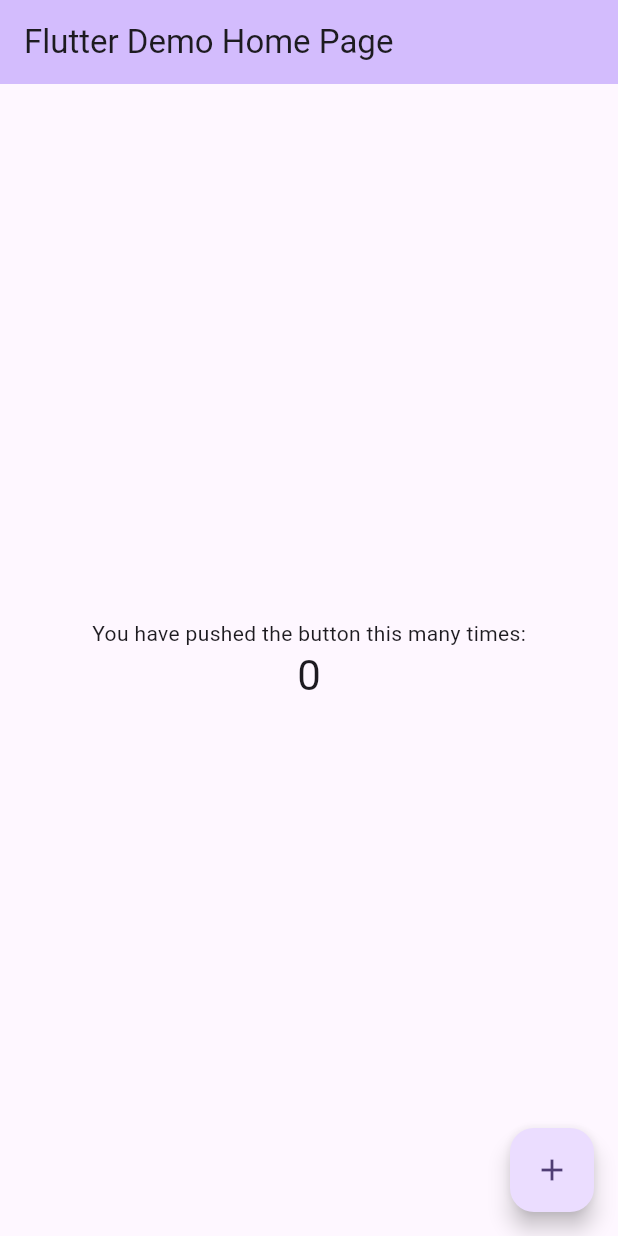
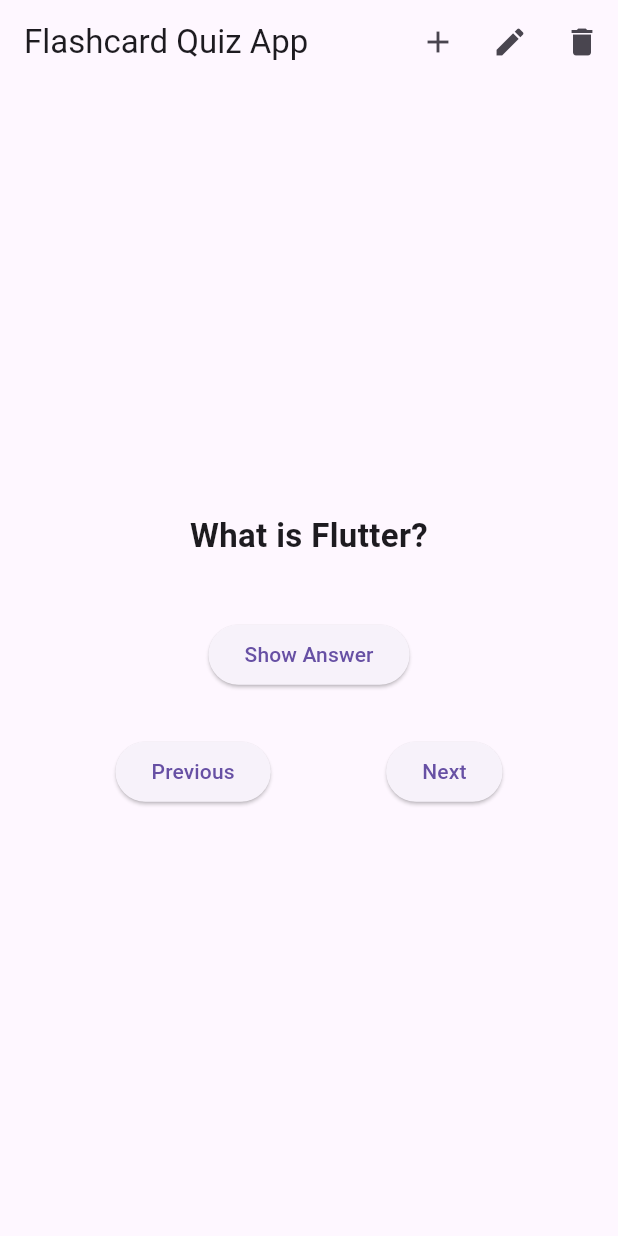
Before and after one commit to riduanShihab/CodeAlpha_FlashcardQuizApp-, a Flutter app: the screen it shows after launch, on a phone screen of 412 x 824 dp. Run offline on Flutter 3.47's test engine with Material 3 defaults, Android fonts, the phone set to English and light mode, and no system bars.

Commit message:
Add models and screens folders, refactor main.dart

```diff
--- a/lib/main.dart
+++ b/lib/main.dart
@@ -1,122 +1,13 @@
 import 'package:flutter/material.dart';
+import 'screens/home_screen.dart';
 
 void main() {
-  runApp(const MyApp());
+  runApp(FlashcardApp());
 }
 
-class MyApp extends StatelessWidget {
-  const MyApp({super.key});
-
-  // This widget is the root of your application.
+class FlashcardApp extends StatelessWidget {
   @override
   Widget build(BuildContext context) {
-    return MaterialApp(
-      title: 'Flutter Demo',
-      theme: ThemeData(
-        // This is the theme of your application.
-        //
-        // TRY THIS: Try running your application with "flutter run". You'll see
-        // the application has a purple toolbar. Then, without quitting the app,
-        // try changing the seedColor in the colorScheme below to Colors.green
-        // and then invoke "hot reload" (save your changes or press the "hot
-        // reload" button in a Flutter-supported IDE, or press "r" if you used
-        // the command line to start the app).
-        //
-        // Notice that the counter didn't reset back to zero; the application
-        // state is not lost during the reload. To reset the state, use hot
-        // restart instead.
-        //
-        // This works for code too, not just values: Most code changes can be
-        // tested with just a hot reload.
-        colorScheme: ColorScheme.fromSeed(seedColor: Colors.deepPurple),
-      ),
-      home: const MyHomePage(title: 'Flutter Demo Home Page'),
-    );
+    return MaterialApp(debugShowCheckedModeBanner: false, home: HomeScreen());
   }
 }
-
-class MyHomePage extends StatefulWidget {
-  const MyHomePage({super.key, required this.title});
-
-  // This widget is the home page of your application. It is stateful, meaning
-  // that it has a State object (defined below) that contains fields that affect
-  // how it looks.
-
-  // This class is the configuration for the state. It holds the values (in this
-  // case the title) provided by the parent (in this case the App widget) and
-  // used by the build method of the State. Fields in a Widget subclass are
-  // always marked "final".
-
-  final String title;
-
-  @override
-  State<MyHomePage> createState() => _MyHomePageState();
-}
-
-class _MyHomePageState extends State<MyHomePage> {
-  int _counter = 0;
-
-  void _incrementCounter() {
-    setState(() {
-      // This call to setState tells the Flutter framework that something has
-      // changed in this State, which causes it to rerun the build method below
-      // so that the display can reflect the updated values. If we changed
-      // _counter without calling setState(), then the build method would not be
-      // called again, and so nothing would appear to happen.
-      _counter++;
-    });
-  }
-
-  @override
-  Widget build(BuildContext context) {
-    // This method is rerun every time setState is called, for instance as done
-    // by the _incrementCounter method above.
-    //
-    // The Flutter framework has been optimized to make rerunning build methods
-    // fast, so that you can just rebuild anything that needs updating rather
-    // than having to individually change instances of widgets.
-    return Scaffold(
-      appBar: AppBar(
-        // TRY THIS: Try changing the color here to a specific color (to
-        // Colors.amber, perhaps?) and trigger a hot reload to see the AppBar
-        // change color while the other colors stay the same.
-        backgroundColor: Theme.of(context).colorScheme.inversePrimary,
-        // Here we take the value from the MyHomePage object that was created by
-        // the App.build method, and use it to set our appbar title.
-        title: Text(widget.title),
-      ),
-      body: Center(
-        // Center is a layout widget. It takes a single child and positions it
-        // in the middle of the parent.
-        child: Column(
-          // Column is also a layout widget. It takes a list of children and
-          // arranges them vertically. By default, it sizes itself to fit its
-          // children horizontally, and tries to be as tall as its parent.
-          //
-          // Column has various properties to control how it sizes itself and
-          // how it positions its children. Here we use mainAxisAlignment to
-          // center the children vertically; the main axis here is the vertical
-          // axis because Columns are vertical (the cross axis would be
-          // horizontal).
-          //
-          // TRY THIS: Invoke "debug painting" (choose the "Toggle Debug Paint"
-          // action in the IDE, or press "p" in the console), to see the
-          // wireframe for each widget.
-          mainAxisAlignment: MainAxisAlignment.center,
-          children: <Widget>[
-            const Text('You have pushed the button this many times:'),
-            Text(
-              '$_counter',
-              style: Theme.of(context).textTheme.headlineMedium,
-            ),
-          ],
-        ),
-      ),
-      floatingActionButton: FloatingActionButton(
-        onPressed: _incrementCounter,
-        tooltip: 'Increment',
-        child: const Icon(Icons.add),
-      ), // This trailing comma makes auto-formatting nicer for build methods.
-    );
-  }
-}
--- /dev/null
+++ b/lib/models/flashcard.dart
@@ -0,0 +1,6 @@
+class Flashcard {
+  String question;
+  String answer;
+
+  Flashcard({required this.question, required this.answer});
+}
--- /dev/null
+++ b/lib/screens/home_screen.dart
@@ -0,0 +1,192 @@
+import 'package:flutter/material.dart';
+
+// Local Flashcard model (moved inline to avoid an unused import warning)
+class Flashcard {
+  String question;
+  String answer;
+  Flashcard({required this.question, required this.answer});
+}
+
+class HomeScreen extends StatefulWidget {
+  const HomeScreen({super.key});
+
+  @override
+  // ignore: library_private_types_in_public_api
+  _HomeScreenState createState() => _HomeScreenState();
+}
+
+class _HomeScreenState extends State<HomeScreen> {
+  List<Flashcard> flashcards = [
+    Flashcard(question: "What is Flutter?", answer: "A UI toolkit by Google."),
+    Flashcard(question: "What language does Flutter use?", answer: "Dart."),
+  ];
+
+  int currentIndex = 0;
+  bool showAnswer = false;
+
+  final _questionController = TextEditingController();
+  final _answerController = TextEditingController();
+
+  void nextCard() {
+    setState(() {
+      if (currentIndex < flashcards.length - 1) {
+        currentIndex++;
+        showAnswer = false;
+      }
+    });
+  }
+
+  void prevCard() {
+    setState(() {
+      if (currentIndex > 0) {
+        currentIndex--;
+        showAnswer = false;
+      }
+    });
+  }
+
+  void addCard() {
+    _questionController.clear();
+    _answerController.clear();
+    showDialog(
+      context: context,
+      builder: (context) => AlertDialog(
+        title: Text("Add Flashcard"),
+        content: Column(
+          mainAxisSize: MainAxisSize.min,
+          children: [
+            TextField(
+              controller: _questionController,
+              decoration: InputDecoration(labelText: "Question"),
+            ),
+            TextField(
+              controller: _answerController,
+              decoration: InputDecoration(labelText: "Answer"),
+            ),
+          ],
+        ),
+        actions: [
+          TextButton(
+            onPressed: () => Navigator.pop(context),
+            child: Text("Cancel"),
+          ),
+          ElevatedButton(
+            onPressed: () {
+              setState(() {
+                flashcards.add(
+                  Flashcard(
+                    question: _questionController.text,
+                    answer: _answerController.text,
+                  ),
+                );
+              });
+              Navigator.pop(context);
+            },
+            child: Text("Add"),
+          ),
+        ],
+      ),
+    );
+  }
+
+  void editCard() {
+    _questionController.text = flashcards[currentIndex].question;
+    _answerController.text = flashcards[currentIndex].answer;
+    showDialog(
+      context: context,
+      builder: (context) => AlertDialog(
+        title: Text("Edit Flashcard"),
+        content: Column(
+          mainAxisSize: MainAxisSize.min,
+          children: [
+            TextField(
+              controller: _questionController,
+              decoration: InputDecoration(labelText: "Question"),
+            ),
+            TextField(
+              controller: _answerController,
+              decoration: InputDecoration(labelText: "Answer"),
+            ),
+          ],
+        ),
+        actions: [
+          TextButton(
+            onPressed: () => Navigator.pop(context),
+            child: Text("Cancel"),
+          ),
+          ElevatedButton(
+            onPressed: () {
+              setState(() {
+                flashcards[currentIndex].question = _questionController.text;
+                flashcards[currentIndex].answer = _answerController.text;
+              });
+              Navigator.pop(context);
+            },
+            child: Text("Save"),
+          ),
+        ],
+      ),
+    );
+  }
+
+  void deleteCard() {
+    setState(() {
+      flashcards.removeAt(currentIndex);
+      if (currentIndex >= flashcards.length) {
+        currentIndex = flashcards.length - 1;
+      }
+      showAnswer = false;
+    });
+  }
+
+  @override
+  Widget build(BuildContext context) {
+    return Scaffold(
+      appBar: AppBar(
+        title: Text("Flashcard Quiz App"),
+        actions: [
+          IconButton(icon: Icon(Icons.add), onPressed: addCard),
+          if (flashcards.isNotEmpty)
+            IconButton(icon: Icon(Icons.edit), onPressed: editCard),
+          if (flashcards.isNotEmpty)
+            IconButton(icon: Icon(Icons.delete), onPressed: deleteCard),
+        ],
+      ),
+      body: flashcards.isEmpty
+          ? Center(child: Text("No flashcards yet. Add some!"))
+          : Column(
+              mainAxisAlignment: MainAxisAlignment.center,
+              children: [
+                Text(
+                  flashcards[currentIndex].question,
+                  style: TextStyle(fontSize: 22, fontWeight: FontWeight.bold),
+                  textAlign: TextAlign.center,
+                ),
+                SizedBox(height: 20),
+                if (showAnswer)
+                  Text(
+                    flashcards[currentIndex].answer,
+                    style: TextStyle(fontSize: 20, color: Colors.green),
+                    textAlign: TextAlign.center,
+                  ),
+                SizedBox(height: 20),
+                ElevatedButton(
+                  onPressed: () => setState(() => showAnswer = !showAnswer),
+                  child: Text(showAnswer ? "Hide Answer" : "Show Answer"),
+                ),
+                SizedBox(height: 30),
+                Row(
+                  mainAxisAlignment: MainAxisAlignment.spaceEvenly,
+                  children: [
+                    ElevatedButton(
+                      onPressed: prevCard,
+                      child: Text("Previous"),
+                    ),
+                    ElevatedButton(onPressed: nextCard, child: Text("Next")),
+                  ],
+                ),
+              ],
+            ),
+    );
+  }
+}
--- /dev/null
+++ b/lib/screens/models/flashcard.dart
@@ -0,0 +1,6 @@
+class Flashcard {
+  String question;
+  String answer;
+
+  Flashcard({required this.question, required this.answer});
+}
```
